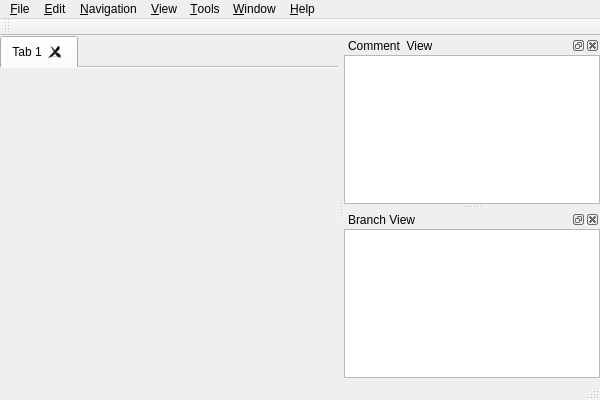
Before: the Qt Designer form branches/2.0.0/mainwindow.ui in nullx002/mugo, drawn with Qt 5.
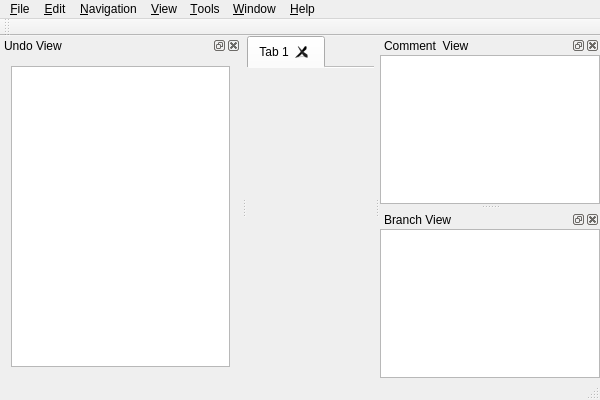
After: the same form once the commit is applied.

Commit message: added: undo view changed: create only one command when inputting comment

The edit to the form file:
```diff
--- a/branches/2.0.0/mainwindow.ui
+++ b/branches/2.0.0/mainwindow.ui
@@ -172,6 +172,21 @@
     </layout>
    </widget>
   </widget>
+  <widget class="QDockWidget" name="undoDockWidget">
+   <property name="windowTitle">
+    <string>Undo View</string>
+   </property>
+   <attribute name="dockWidgetArea">
+    <number>1</number>
+   </attribute>
+   <widget class="QWidget" name="undoDockWidgetContents">
+    <layout class="QHBoxLayout" name="horizontalLayout">
+     <item>
+      <widget class="QUndoView" name="undoView"/>
+     </item>
+    </layout>
+   </widget>
+  </widget>
   <action name="actionNew">
    <property name="text">
     <string>&amp;New</string>
@@ -244,6 +259,13 @@
   </action>
  </widget>
  <layoutdefault spacing="6" margin="11"/>
+ <customwidgets>
+  <customwidget>
+   <class>QUndoView</class>
+   <extends>QListView</extends>
+   <header>qundoview.h</header>
+  </customwidget>
+ </customwidgets>
  <resources/>
  <connections/>
 </ui>
```
The commit also changes 3 other files.
